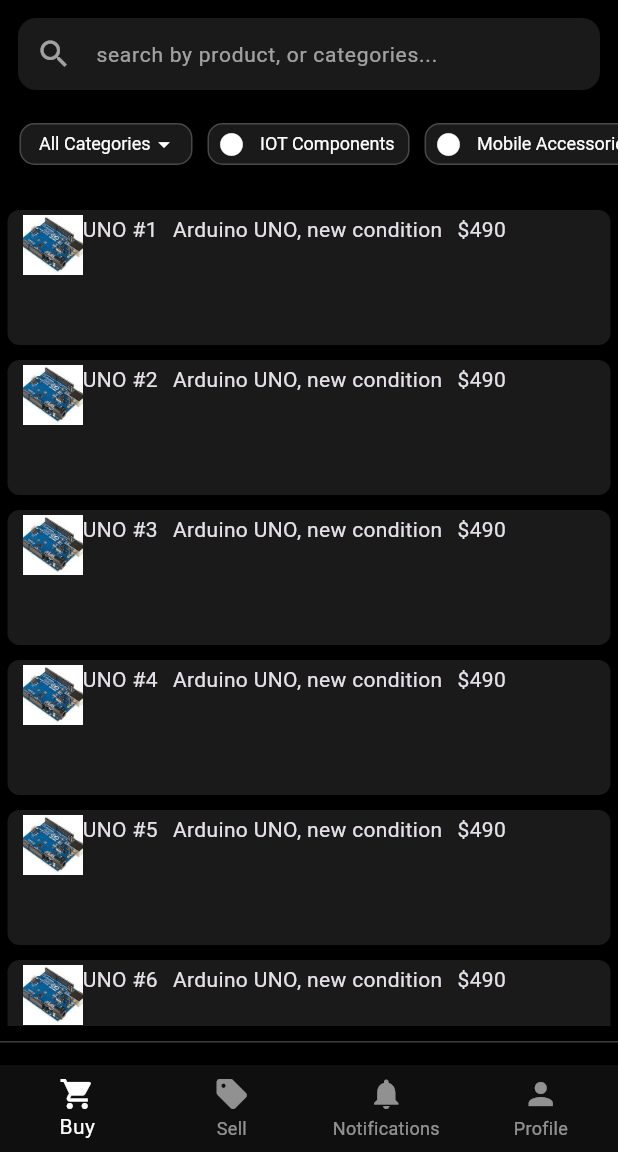
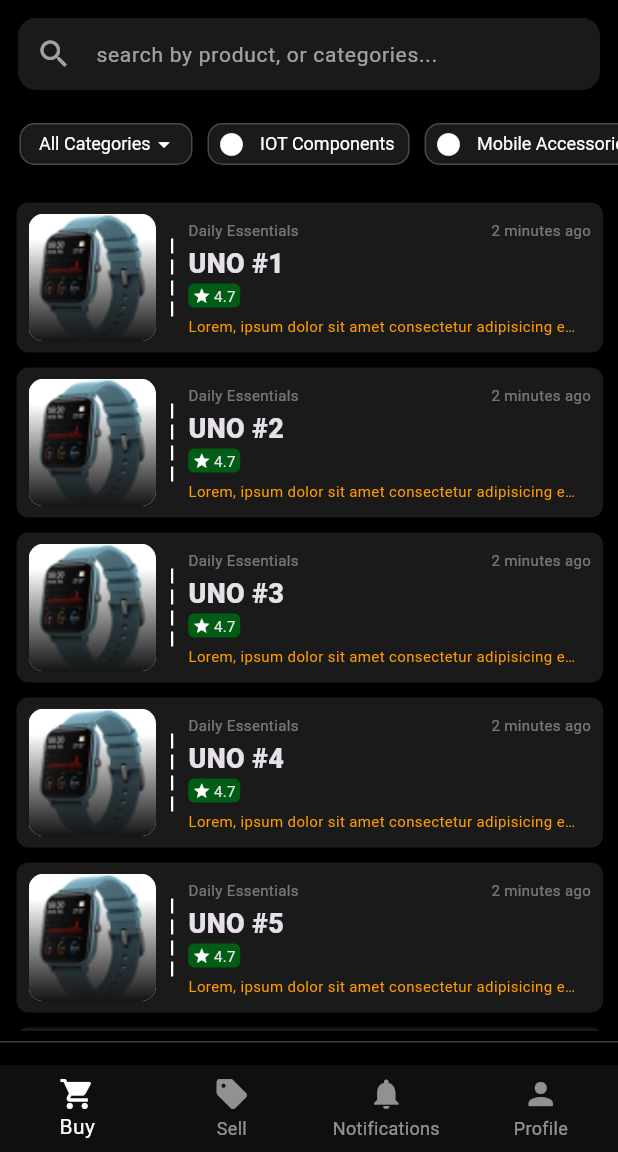
Before and after one commit to sabzdotpy/UniTrade-App, a Flutter app: the screen it shows after launch, on a phone screen of 412 x 824 dp, the part 84-1236 px from its top. Run offline on Flutter 3.47's test engine with Material 3 defaults, Android fonts, the phone set to English and light mode, and no system bars.

```diff
--- a/lib/pages/buy_page.dart
+++ b/lib/pages/buy_page.dart
@@ -16,7 +16,7 @@ class _BuyPageState extends State<BuyPage> {
     foregroundColor: Colors.white,
     elevation: 0,
     minimumSize: Size.zero,
-    padding: EdgeInsets.fromLTRB(7, 5, 10, 5),
+    padding: const EdgeInsets.fromLTRB(7, 5, 10, 5),
     textStyle: const TextStyle(
       fontSize: 12
     ),
@@ -88,68 +88,75 @@ class _BuyPageState extends State<BuyPage> {
                     ElevatedButton(
                       style: categoriesButtonStyle,
                       onPressed: sayHi,
-                      child: Row(
+                      child: const Row(
                         children: [SizedBox(width: 6,), Text('All Categories'), Icon(Icons.arrow_drop_down_sharp)],
                       )
                     ),
-                    SizedBox(width: 10,),
+                    const SizedBox(width: 10,),
                     ElevatedButton(
                       style: categoriesButtonStyle,
                       onPressed: sayHi,
-                      child: Row(
+                      child: const Row(
                         children: [Icon(Icons.circle), SizedBox(width: 10,), Text('IOT Components')],
                       )
                     ),
-                    SizedBox(width: 10,),
+                    const SizedBox(width: 10,),
                     ElevatedButton(
                       style: categoriesButtonStyle,
                       onPressed: sayHi,
-                      child: Row(
+                      child: const Row(
                         children: [Icon(Icons.circle), SizedBox(width: 10,), Text('Mobile Accessories')],
                       )
                     ),
-                    SizedBox(width: 10,),
+                    const SizedBox(width: 10,),
                     ElevatedButton(
                       style: categoriesButtonStyle,
                       onPressed: sayHi,
-                      child: Row(
+                      child: const Row(
                         children: [Icon(Icons.circle), SizedBox(width: 10,), Text('Desktop Peripherals')],
                       )
                     ),
-                    SizedBox(width: 10,),
+                    const SizedBox(width: 10,),
                     ElevatedButton(
                       style: categoriesButtonStyle,
                       onPressed: sayHi,
-                      child: Row(
+                      child: const Row(
                         children: [Icon(Icons.circle), SizedBox(width: 10,), Text('Daily Essentials')],
                       )
                     ),
-                    SizedBox(width: 10,),
+                    const SizedBox(width: 10,),
                     ElevatedButton(
                       style: categoriesButtonStyle,
                       onPressed: sayHi,
-                      child: Row(
+                      child: const Row(
                         children: [Icon(Icons.circle), SizedBox(width: 10,), Text('Headphones')],
                       )
                     ),
-                    SizedBox(width: 10,),
+                    const SizedBox(width: 10,),
                   ]
                 ),
               ),
         ),
         Expanded(child: Container(
           width:  MediaQuery.of(context).size.width,
-          padding: EdgeInsets.symmetric(vertical: 10, horizontal: 0),
+          padding: const EdgeInsets.fromLTRB(6, 10, 5, 7),
           child: ListView.builder(
-            padding: EdgeInsets.symmetric(horizontal: 5, vertical: 10),
+            shrinkWrap: true,
+            padding: const EdgeInsets.symmetric(horizontal: 5, vertical: 0),
             itemCount: 10,
             itemBuilder: (context, index) {
-              return BuyPageItem(
+              return Padding(
+                padding: const EdgeInsets.symmetric( vertical: 5 ),
+                child:
+                  BuyPageItem(
                     title: 'UNO #${index + 1}',
-                  description: 'Arduino UNO, new condition',
-                  imageURL: Appimages.get("arduino.png"),
+                    description: 'Lorem, ipsum dolor sit amet consectetur adipisicing elit. Veniam soluta, repudiandae quidem ad sunt nihil vitae dolores iusto optio quia molestiae aperiam alias deserunt temporibus tempore placeat dicta sint animi error id quisquam. Nam obcaecati saepe quod quidem accusantium nesciunt facilis nisi ipsam accusamus minus explicabo rem soluta, fuga odit!',
+                    imageURL: Appimages.get("watch.png"),
                     rating: 4.7,
-                  price: 490);
+                    price: 490,
+                    postedAt: "2 minutes ago"
+                  ),
+              );
             },
           ),
         ) )
@@ -164,6 +171,7 @@ class BuyPageItem extends StatelessWidget {
   String imageURL;
   double rating;
   int price;
+  String postedAt;
 
   BuyPageItem({
     required this.title,
@@ -171,35 +179,142 @@ class BuyPageItem extends StatelessWidget {
     required this.imageURL,
     required this.rating,
     required this.price,
+    required this.postedAt,
     super.key,
   });
 
   @override
   Widget build(BuildContext context) {
-    return Column(
-      children: [
-        Container(
-          height: 90,
-          width: MediaQuery.of(context).size.width,
-          padding: const EdgeInsets.symmetric(horizontal: 10, vertical: 3),
+    return Container(
+      height: 100,
+      width: double.infinity,  // Full width
+      padding: const EdgeInsets.symmetric(horizontal: 8.0),
       decoration: const BoxDecoration(
         borderRadius: BorderRadius.all(Radius.circular(8)),
         color: Color.fromRGBO(255, 255, 255, .1),
       ),
-          child: Wrap(
-            direction: Axis.horizontal,
+      child: Row(
         children: [
-              Image.asset('assets/images/arduino.png', width: 40, height: 40,),
-              Text(title),
-              SizedBox(width: 10,),
-              Text(description),
-              SizedBox(width: 10,),
-              Text('\$$price')
+          // Image Section
+          Container(
+            foregroundDecoration: BoxDecoration(
+                borderRadius: BorderRadius.circular(10),
+                gradient: const LinearGradient(
+                  colors: [ Colors.transparent,Color.fromARGB(255, 20, 20, 20)],
+                  begin: Alignment.topCenter,
+                  end: Alignment.bottomCenter,
+                  stops: [0.2, 1],
+                ),
+            ),
+            child: ClipRRect(
+                borderRadius: BorderRadius.circular(10),
+                child: Image.asset(
+                imageURL,
+                width: 85,
+                height: 85,
+                fit: BoxFit.contain
+              )
+            ),
+          ),
+          SizedBox(width: 10),
+          Column(
+            mainAxisAlignment: MainAxisAlignment.center,
+            children: List.generate(4, (index) => const Padding(
+              padding: EdgeInsets.symmetric(vertical: 2.0),
+              child: BuyPageItemSplitter(),
+            )),
+          ),
+          SizedBox(width: 10),
+          Expanded(
+            child: Column(
+              crossAxisAlignment: CrossAxisAlignment.start,
+              mainAxisAlignment: MainAxisAlignment.center,
+              children: [
+                Row(
+                  mainAxisAlignment: MainAxisAlignment.spaceBetween,
+                  children: [
+                    Expanded(
+                      child: Text(
+                        "Daily Essentials",
+                        style: TextStyle(
+                          fontSize: 10,
+                          color: Colors.white.withOpacity(.4)
+                        ),
+                        overflow: TextOverflow.ellipsis,
+                      ),
+                    ),
+                    Text(
+                      postedAt,
+                      style: TextStyle(fontSize: 10,
+                      color: Colors.white.withOpacity(.4)),
+                    ),
+                  ],
+                ),
+                SizedBox(height: 3,),
+                Column(
+                  crossAxisAlignment: CrossAxisAlignment.start,
+                  children: [
+                    Text(
+                      title,
+                      style: const TextStyle(
+                        fontSize: 18,
+                        fontWeight: FontWeight.w800
+                      ),
+                    ),
+                    Container(
+                      padding: const EdgeInsets.symmetric(horizontal: 3, vertical: 1),
+                      decoration: BoxDecoration(
+                        color: const Color.fromARGB(255, 0, 93, 19),
+                        borderRadius: BorderRadius.circular(4),
+                      ),
+                      child: Row(
+                        mainAxisSize: MainAxisSize.min,
+                        children: [
+                          const Icon(Icons.star, size: 12,),
+                          const SizedBox(width: 2,),
+                          Text(
+                            rating.toString(),
+                            style: TextStyle(
+                              fontSize: 10,
+                            ),
+                          ),
+                        ]
+                      ),
+                    )
+                  ],
+                ),
+                SizedBox(height: 5),
+                Padding(
+                  padding: const EdgeInsets.only(right: 10),
+                  child: Text(
+                    description,
+                    style: const TextStyle(
+                        fontSize: 10,
+                        color: Color.fromRGBO(255, 155, 0, 1),
+                      ),
+                    overflow: TextOverflow.ellipsis,
+                  ),
+                ),
               ],
             ),
           ),
-        SizedBox(height: 10),
         ],
+      ),
     );
   }
 }
+
+class BuyPageItemSplitter extends StatelessWidget {
+  const BuyPageItemSplitter({
+    super.key,
+  });
+
+  @override
+  Widget build(BuildContext context) {
+    return Container(
+      color: Colors.white,
+      width: 1.5,
+      height: 10,
+    );
+  }
+}
--- a/lib/utils/AppImages.dart
+++ b/lib/utils/AppImages.dart
@@ -2,7 +2,7 @@
 
 class Appimages {
 
-  static const String basePath = "/assets/images";
+  static const String basePath = "assets/images";
 
   static String get(String image) {
     return '$basePath/$image';
```
Also changed, not shown: pubspec.yaml (+17 -6 lines), assets/icons/apple-76x76.png (added), assets/icons/favicon.png (added), assets/icons/windows-144x144.png (added), assets/images/watch.png (added), 43 other files. Lines whose indentation alone changed are shown as unchanged.
